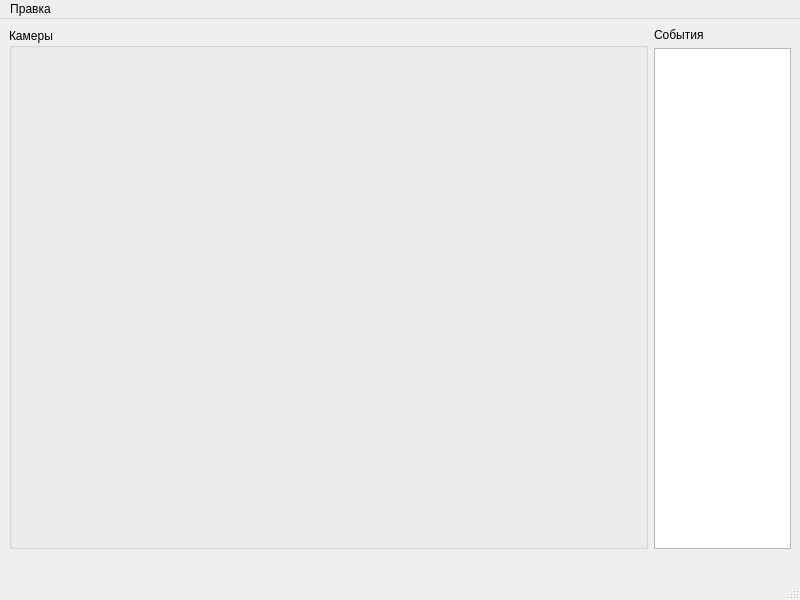
First picture: the form in mainwindow.ui, repository TheMadius/EltexViewFRS, before the edit.
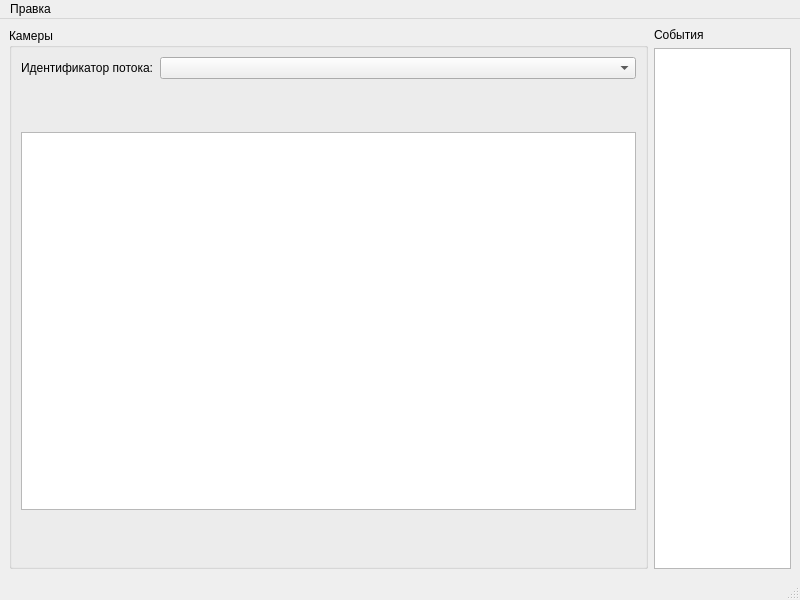
Second picture: the form after the edit.

Diff of the .ui file:
```diff
--- a/mainwindow.ui
+++ b/mainwindow.ui
@@ -22,9 +22,23 @@
         <property name="title">
          <string>Камеры</string>
         </property>
-        <layout class="QHBoxLayout" name="horizontalLayout_3" stretch="5,2">
+        <layout class="QHBoxLayout" name="horizontalLayout_3" stretch="5">
          <item>
-          <layout class="QVBoxLayout" name="verticalLayout_2" stretch="1,8,1">
+          <layout class="QVBoxLayout" name="verticalLayout_2" stretch="0,1,8,1">
+           <item>
+            <layout class="QHBoxLayout" name="horizontalLayout_2" stretch="1,20">
+             <item>
+              <widget class="QLabel" name="label_2">
+               <property name="text">
+                <string>Идентификатор потока:</string>
+               </property>
+              </widget>
+             </item>
+             <item>
+              <widget class="QComboBox" name="comboBox"/>
+             </item>
+            </layout>
+           </item>
            <item>
             <spacer name="verticalSpacer">
              <property name="orientation">
@@ -39,7 +53,11 @@
             </spacer>
            </item>
            <item>
-            <layout class="QVBoxLayout" name="verticalLayout_5"/>
+            <layout class="QVBoxLayout" name="verticalLayout_5">
+             <item>
+              <widget class="QGraphicsView" name="graphicsView"/>
+             </item>
+            </layout>
            </item>
            <item>
             <spacer name="verticalSpacer_2">
@@ -56,39 +74,6 @@
            </item>
           </layout>
          </item>
-         <item>
-          <layout class="QGridLayout" name="gridLayout" rowstretch="1,8,1">
-           <item row="2" column="0">
-            <spacer name="verticalSpacer_3">
-             <property name="orientation">
-              <enum>Qt::Vertical</enum>
-             </property>
-             <property name="sizeHint" stdset="0">
-              <size>
-               <width>20</width>
-               <height>40</height>
-              </size>
-             </property>
-            </spacer>
-           </item>
-           <item row="0" column="0">
-            <spacer name="verticalSpacer_4">
-             <property name="orientation">
-              <enum>Qt::Vertical</enum>
-             </property>
-             <property name="sizeHint" stdset="0">
-              <size>
-               <width>20</width>
-               <height>40</height>
-              </size>
-             </property>
-            </spacer>
-           </item>
-           <item row="1" column="0">
-            <layout class="QVBoxLayout" name="verticalLayout_4"/>
-           </item>
-          </layout>
-         </item>
         </layout>
        </widget>
       </item>
@@ -112,23 +97,6 @@
       </item>
      </layout>
     </item>
-    <item>
-     <layout class="QHBoxLayout" name="horizontalLayout_2">
-      <item>
-       <spacer name="horizontalSpacer">
-        <property name="orientation">
-         <enum>Qt::Horizontal</enum>
-        </property>
-        <property name="sizeHint" stdset="0">
-         <size>
-          <width>40</width>
-          <height>20</height>
-         </size>
-        </property>
-       </spacer>
-      </item>
-     </layout>
-    </item>
    </layout>
   </widget>
   <widget class="QMenuBar" name="menubar">
```
Left out of the diff: 2 changed lines with no effect on the pictures.
